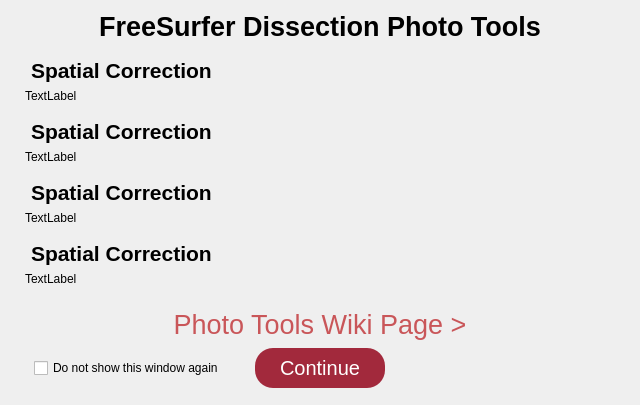
First picture: the form in dissection_photo_2/dissection_photo/DialogWelcome.ui, repository freesurfer/freesurfer, before the edit.
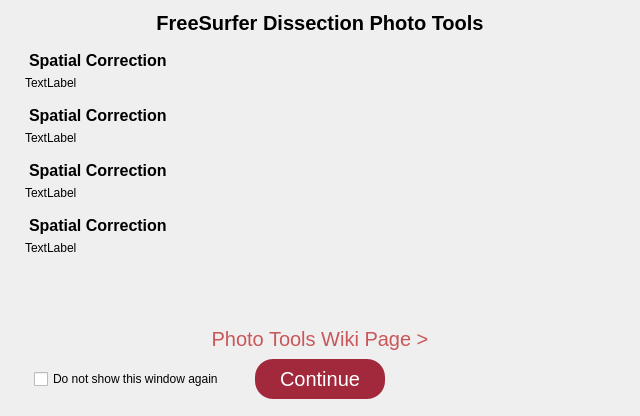
Second picture: the form after the edit.

Patch:
```diff
--- a/dissection_photo_2/dissection_photo/DialogWelcome.ui
+++ b/dissection_photo_2/dissection_photo/DialogWelcome.ui
@@ -7,7 +7,7 @@
     <x>0</x>
     <y>0</y>
     <width>640</width>
-    <height>405</height>
+    <height>416</height>
    </rect>
   </property>
   <property name="windowTitle">
@@ -26,7 +26,7 @@
    <item>
     <widget class="QLabel" name="label">
      <property name="styleSheet">
-      <string notr="true">font-weight:bold; font-size: 20pt;</string>
+      <string notr="true">font-weight:bold; font-size: 20px;</string>
      </property>
      <property name="text">
       <string>FreeSurfer Dissection Photo Tools</string>
@@ -41,7 +41,7 @@
      <item row="4" column="0">
       <widget class="QLabel" name="label_8">
        <property name="styleSheet">
-        <string notr="true">font-weight:bold; font-size: 16pt; padding-top: 10;</string>
+        <string notr="true">font-weight:bold; font-size: 16px; padding-top: 10;</string>
        </property>
        <property name="text">
         <string>Spatial Correction</string>
@@ -54,7 +54,7 @@
      <item row="0" column="0">
       <widget class="QLabel" name="label_2">
        <property name="styleSheet">
-        <string notr="true">font-weight:bold; font-size: 16pt; padding-top: 10;</string>
+        <string notr="true">font-weight:bold; font-size: 16px; padding-top: 10;</string>
        </property>
        <property name="text">
         <string>Spatial Correction</string>
@@ -67,7 +67,7 @@
      <item row="2" column="0">
       <widget class="QLabel" name="label_6">
        <property name="styleSheet">
-        <string notr="true">font-weight:bold; font-size: 16pt; padding-top: 10;</string>
+        <string notr="true">font-weight:bold; font-size: 16px; padding-top: 10;</string>
        </property>
        <property name="text">
         <string>Spatial Correction</string>
@@ -90,7 +90,7 @@
      <item row="6" column="0">
       <widget class="QLabel" name="label_4">
        <property name="styleSheet">
-        <string notr="true">font-weight:bold; font-size: 16pt; padding-top: 10;</string>
+        <string notr="true">font-weight:bold; font-size: 16px; padding-top: 10;</string>
        </property>
        <property name="text">
         <string>Spatial Correction</string>
@@ -151,7 +151,7 @@
    <item>
     <widget class="QLabel" name="label_10">
      <property name="text">
-      <string>&lt;a style='color:#c95659;font-size:20pt;text-decoration:none' href='https://www.google.com/' target='_blank'&gt;Photo Tools Wiki Page &gt;&lt;/a&gt;</string>
+      <string>&lt;a style='color:#c95659;font-size:20px;text-decoration:none' href='https://www.google.com/' target='_blank'&gt;Photo Tools Wiki Page &gt;&lt;/a&gt;</string>
      </property>
      <property name="alignment">
       <set>Qt::AlignCenter</set>
```
